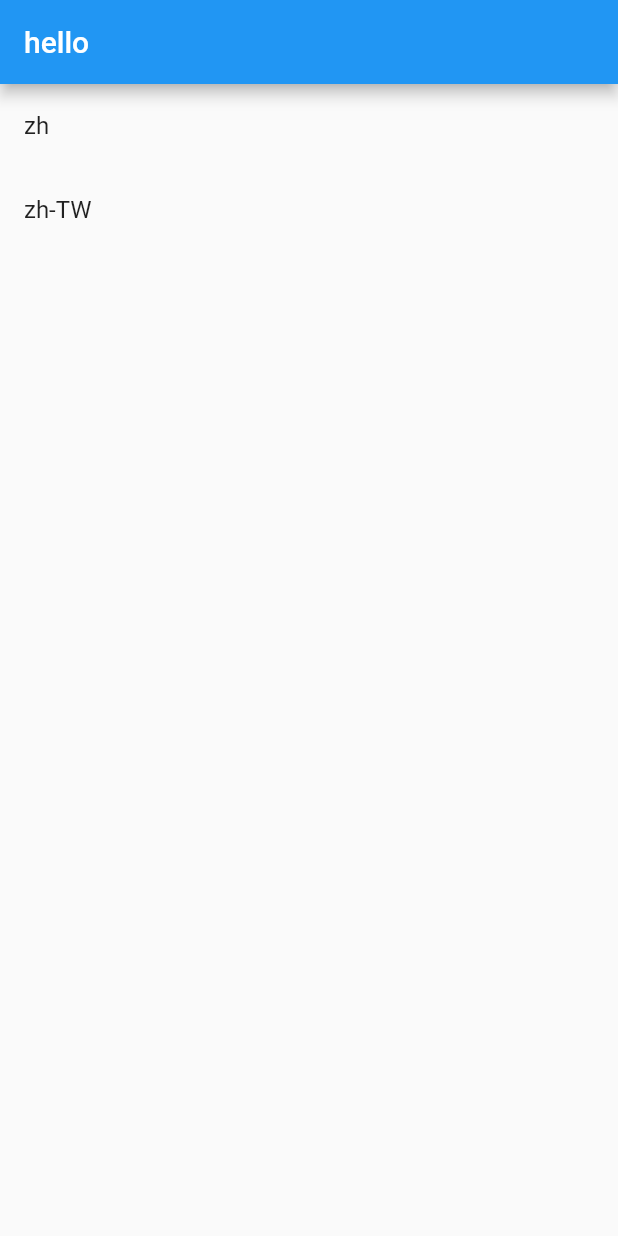
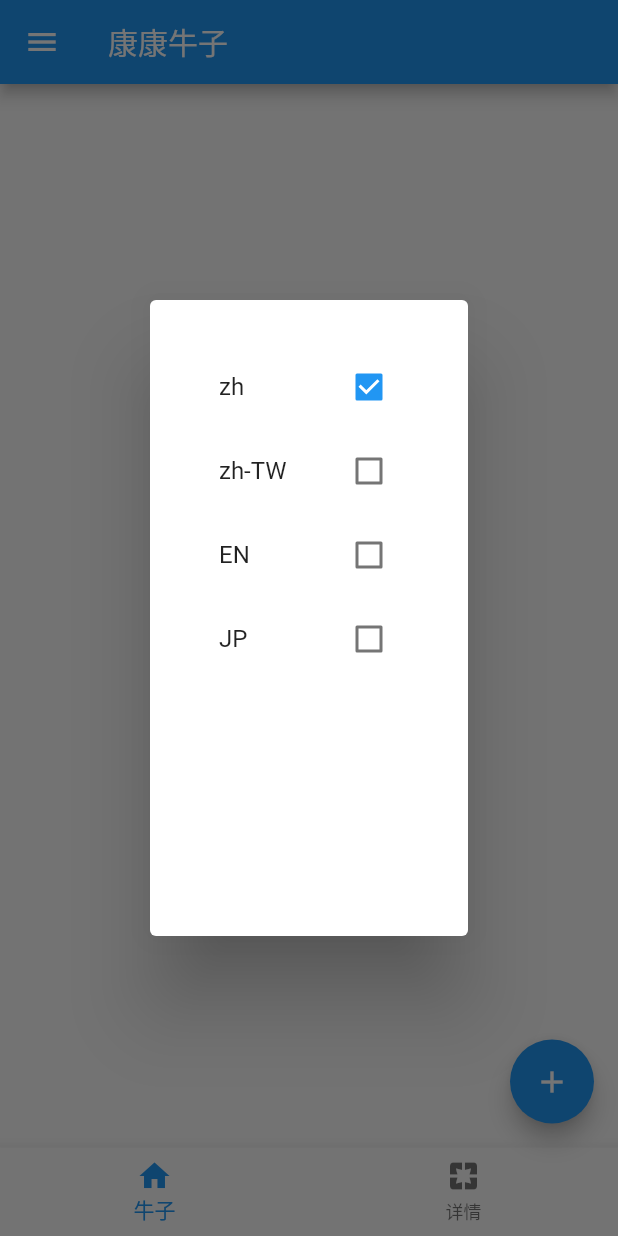
Before and after one commit to Decodetalkers/niuniu, a Flutter app: the screen it shows after launch, in the side drawer, after a tap on "Language", on a phone screen of 412 x 824 dp. Run offline on Flutter 3.47's test engine with Material 2 defaults, Android fonts, the phone set to English and light mode, and no system bars.

Commit message:
add languagepop

```diff
--- a/lib/languagepop/languagepop.dart
+++ b/lib/languagepop/languagepop.dart
@@ -1,28 +1,49 @@
 import 'package:flutter/material.dart';
 
-class LanguagePop extends StatelessWidget {
-  final languages = ['zh', 'zh-TW'];
-  LanguagePop({Key? key}) : super(key: key);
+class LanguagePop extends StatefulWidget {
+  final int index;
+  final languages = ['zh', 'zh-TW', 'EN', 'JP'];
+  LanguagePop({Key? key, required this.index}) : super(key: key);
+  @override
+  State<LanguagePop> createState() => _LanguagePopState();
+}
+
+class _LanguagePopState extends State<LanguagePop> {
+  late int _index;
+  //LanguagePop({Key? key}) : super(key: key);
+  // here to get the index from up class
+  @override
+  void initState() {
+    super.initState();
+    _index = widget.index;
+  }
+
   @override
   Widget build(BuildContext context) {
-    //return CustomScrollView(
-    //	slivers: <Widget>[
-    //		for (final item in languages)
-    //			ListTile(title: Text(item)),
-    //	],
-    //);
-    return MaterialApp(
-        title: 'hello',
-        theme: ThemeData(
-          primarySwatch: Colors.blue,
-        ),
-        home: Scaffold(
-          appBar: AppBar(
-            title: const Text('hello'),
-          ),
-          body: ListView(children: [
-            for (final item in languages) ListTile(title: Text(item)),
-          ]),
-        ));
+    return Dialog(
+        insetPadding: const EdgeInsets.fromLTRB(100, 200, 100, 200),
+        child: Container(
+            //decoration:
+            //    BoxDecoration(color: const Color(0xFFFFFFFF).withOpacity(1)),
+            margin: const EdgeInsets.fromLTRB(30, 30, 30, 30),
+            width: 1000,
+            child: Column(
+                children: widget.languages
+                    .asMap()
+                    .map((i, item) => MapEntry(
+                        i,
+                        CheckboxListTile(
+                            title: Text(item),
+                            value: i == _index,
+                            onChanged: (val) {
+                              Navigator.pop(context, [i, item]);
+                              if (i != _index) {
+                                setState(() {
+                                  _index = i;
+                                });
+                              }
+                            })))
+                    .values
+                    .toList())));
   }
 }
--- a/lib/main.dart
+++ b/lib/main.dart
@@ -37,12 +37,13 @@
 
 class _MyHomePageState extends State<MyHomePage> {
   int _counter = 0;
+	int _index = 0;
   void _incrementCounter() {
     setState(() {
       _counter++;
     });
   }
-
+	//final _language = LanguagePop();
   void _navigateAndDisplaySelection(BuildContext context) async {
     // Navigator.push returns a Future that completes after calling
     // Navigator.pop on the Selection Screen.
@@ -166,10 +167,20 @@
             ListTile(
               title: const Text('Language'),
               onTap: () {
-                Navigator.push(
-                  context,
-                  MaterialPageRoute(builder: (context) => LanguagePop()),
-                );
+                Navigator.pop(context);
+                showDialog(
+                  context: context,
+                  builder: (context) => LanguagePop(index: _index,),
+                ).then((value) {
+									var name = (value as List)[1];
+									var index = value[0];
+                  ScaffoldMessenger.of(context)
+                    ..removeCurrentSnackBar()
+                    ..showSnackBar(SnackBar(content: Text('$name')));
+									setState(() {
+									  _index = index;
+									});
+                });
               },
             ),
           ],
```
